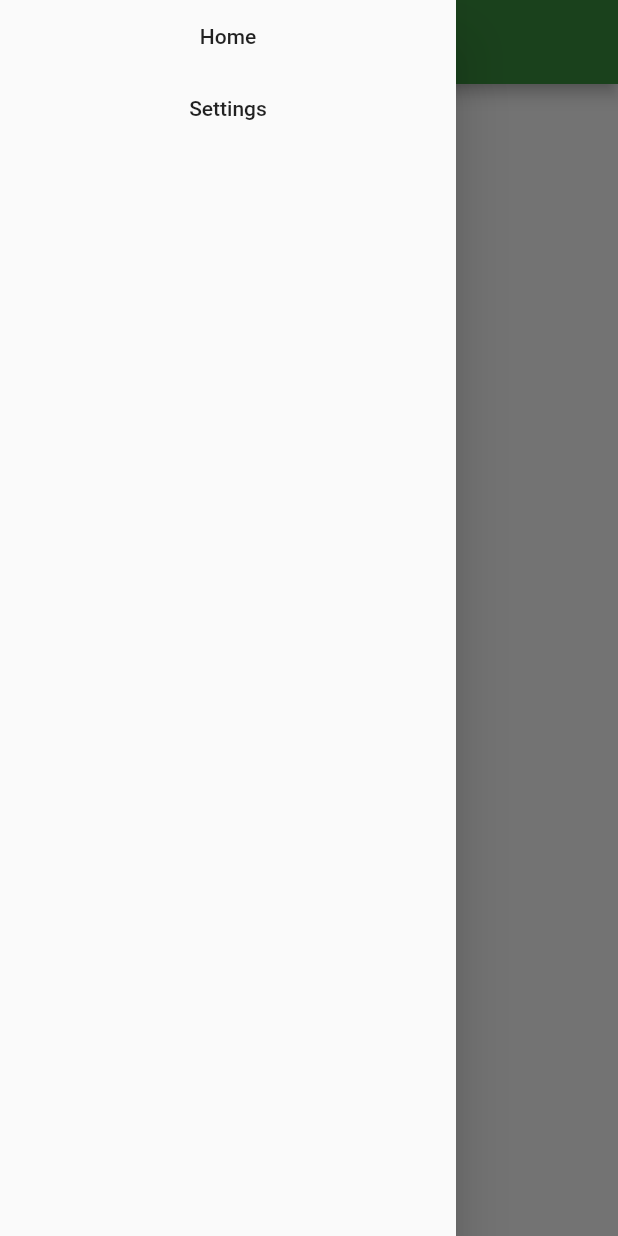
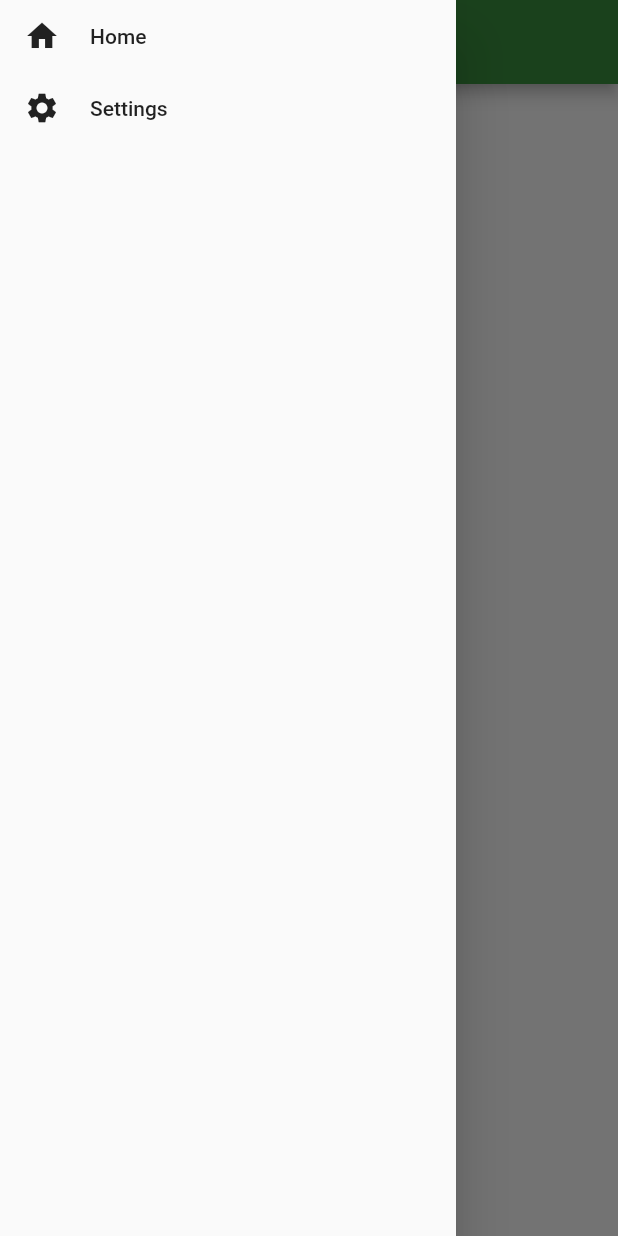
Before and after one commit to championswimmer/Conduit_Flutter, a Flutter app: the screen it shows after launch, with the side drawer open, on a phone screen of 412 x 824 dp. Run offline on Flutter 3.47's test engine with Material 2 defaults, Android fonts, the phone set to English and light mode, and no system bars; network calls fail.

Commit message:
drawre ui updates
Signed-off-by: Arnav Gupta <arnav@codingblocks.com>

```diff
--- a/lib/widgets/navdrawer.dart
+++ b/lib/widgets/navdrawer.dart
@@ -5,16 +5,30 @@ class MainNavDrawer extends StatelessWidget {
   @override
   Widget build(BuildContext context) {
     return Drawer(
-      child: ListView(
+      child: Column(
+        mainAxisAlignment: MainAxisAlignment.start,
+        crossAxisAlignment: CrossAxisAlignment.stretch,
         children: <Widget>[
           FlatButton(
-            child: Text('Home'),
+            child: Row(
+              children: <Widget>[
+                Icon(Icons.home),
+                Padding(padding: EdgeInsets.all(10),),
+                Text('Home')
+              ],
+            ),
             onPressed: () {
               Navigator.pushReplacementNamed(context, '/');
             },
           ),
           FlatButton(
-            child: Text('Settings'),
+            child: Row(
+              children: <Widget>[
+                Icon(Icons.settings),
+                Padding(padding: EdgeInsets.all(10),),
+                Text('Settings')
+              ],
+            ),
             onPressed: () {
               Navigator.pushReplacementNamed(context, '/settings');
             },
```
